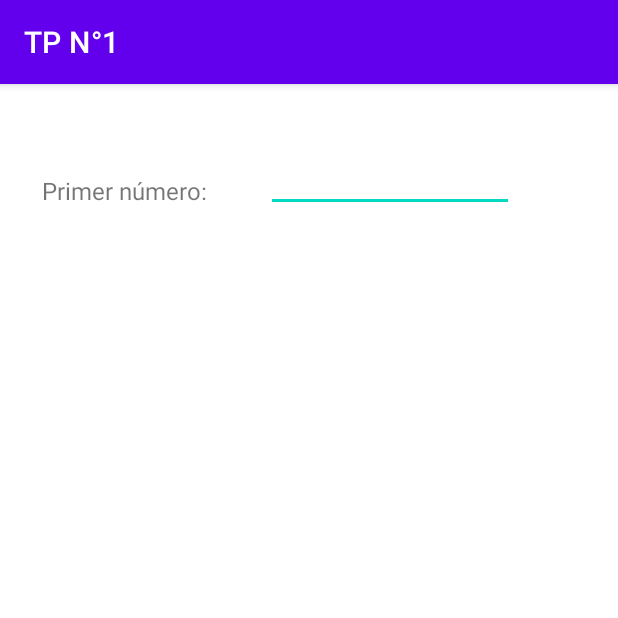
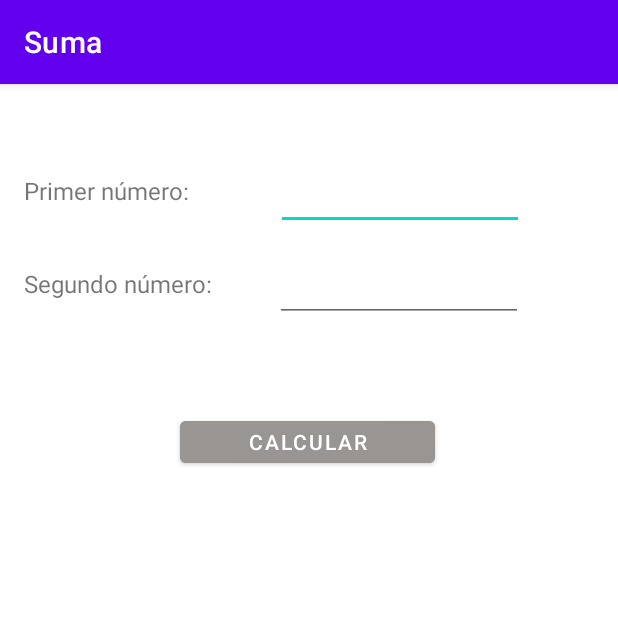
Before and after one commit to JRodriguez-1998/TP_1_-_Android, an Android app: the ejercicio1 screen opened directly, with no data from a screen before it, on a phone screen of 412 x 824 dp, the top half of it. Run offline under Robolectric (Android 15) with nearby library versions, the phone set to English and light mode, and no system bars.

Commit message:
Agregado la pantalla del ejercicio 1 con el header cambiado a la palabra "Suma" y configurado el boton "ejercicio 2" de la pantalla principal para que se redirija al activity correspondiente.

```diff
--- a/app/src/main/java/com/example/tpn1_android/MainActivity.java
+++ b/app/src/main/java/com/example/tpn1_android/MainActivity.java
@@ -18,4 +18,9 @@ public class MainActivity extends AppCompatActivity {
         Intent i = new Intent(this, ejercicio1.class);
         startActivity(i);
     }
+
+    public void ejercicio2(View view){
+        Intent i = new Intent(this, ejercicio2.class);
+        startActivity(i);
+    }
 }
--- a/app/src/main/res/layout/activity_ejercicio1.xml
+++ b/app/src/main/res/layout/activity_ejercicio1.xml
@@ -10,7 +10,7 @@
         android:id="@+id/textView"
         android:layout_width="wrap_content"
         android:layout_height="wrap_content"
-        android:layout_marginStart="28dp"
+        android:layout_marginStart="16dp"
         android:layout_marginTop="60dp"
         android:text="@string/tvPrimerNum"
         android:textSize="16sp"
@@ -21,14 +21,51 @@
         android:id="@+id/txtPrimerNumero"
         android:layout_width="wrap_content"
         android:layout_height="wrap_content"
-        android:layout_marginTop="40dp"
+        android:layout_marginTop="52dp"
         android:layout_marginEnd="24dp"
         android:width="165sp"
         android:ems="10"
         android:inputType="numberDecimal"
         app:layout_constraintEnd_toEndOf="parent"
-        app:layout_constraintHorizontal_bias="0.466"
+        app:layout_constraintHorizontal_bias="0.597"
         app:layout_constraintStart_toEndOf="@+id/textView"
         app:layout_constraintTop_toTopOf="parent" />
 
+    <EditText
+        android:id="@+id/txtSegundoNumero"
+        android:layout_width="wrap_content"
+        android:layout_height="wrap_content"
+        android:layout_marginTop="16dp"
+        android:layout_marginEnd="24dp"
+        android:width="165sp"
+        android:ems="10"
+        android:inputType="numberDecimal"
+        app:layout_constraintEnd_toEndOf="parent"
+        app:layout_constraintHorizontal_bias="0.518"
+        app:layout_constraintStart_toEndOf="@+id/textView2"
+        app:layout_constraintTop_toBottomOf="@+id/txtPrimerNumero" />
+
+    <TextView
+        android:id="@+id/textView2"
+        android:layout_width="wrap_content"
+        android:layout_height="wrap_content"
+        android:layout_marginStart="16dp"
+        android:layout_marginTop="40dp"
+        android:text="@string/tvSegundoNum"
+        android:textSize="16sp"
+        app:layout_constraintStart_toStartOf="parent"
+        app:layout_constraintTop_toBottomOf="@+id/textView" />
+
+    <Button
+        android:id="@+id/button"
+        android:layout_width="170dp"
+        android:layout_height="40dp"
+        android:layout_marginTop="60dp"
+        android:backgroundTint="#989593"
+        android:text="@string/btnCalcular"
+        app:layout_constraintEnd_toEndOf="parent"
+        app:layout_constraintHorizontal_bias="0.497"
+        app:layout_constraintStart_toStartOf="parent"
+        app:layout_constraintTop_toBottomOf="@+id/txtSegundoNumero" />
+
 </androidx.constraintlayout.widget.ConstraintLayout>
--- a/app/src/main/res/layout/activity_main.xml
+++ b/app/src/main/res/layout/activity_main.xml
@@ -29,6 +29,7 @@
         android:layout_marginTop="28dp"
         android:width="250sp"
         android:backgroundTint="#FFDCDADA"
+        android:onClick="ejercicio2"
         android:text="@string/btnEj2"
         android:textColor="@color/black"
         android:textSize="16sp"
--- a/app/src/main/res/values/strings.xml
+++ b/app/src/main/res/values/strings.xml
@@ -9,5 +9,7 @@
     <string name="tvMau">Molina, Mauricio</string>
     <string name="tvJose">Rodriguez, Jose</string>
     <string name="tvMarcos">Vera, Marcos</string>
+    <string name="tvSegundoNum">Segundo número:</string>
+    <string name="btnCalcular">CALCULAR</string>
 
 </resources>
```
Also changed, not shown: app/src/main/AndroidManifest.xml (+6 -1 lines), app/src/main/java/com/example/tpn1_android/ejercicio2.java (added, +14 -0 lines), app/src/main/res/layout/activity_ejercicio2.xml (added, +7 -0 lines).
